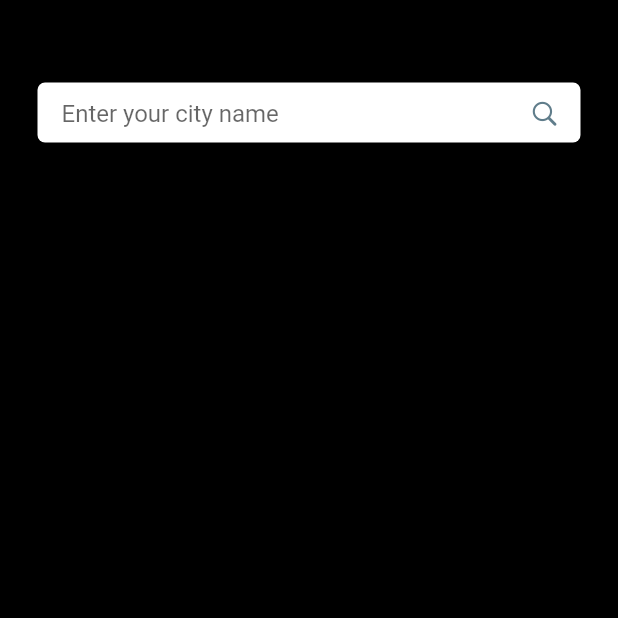
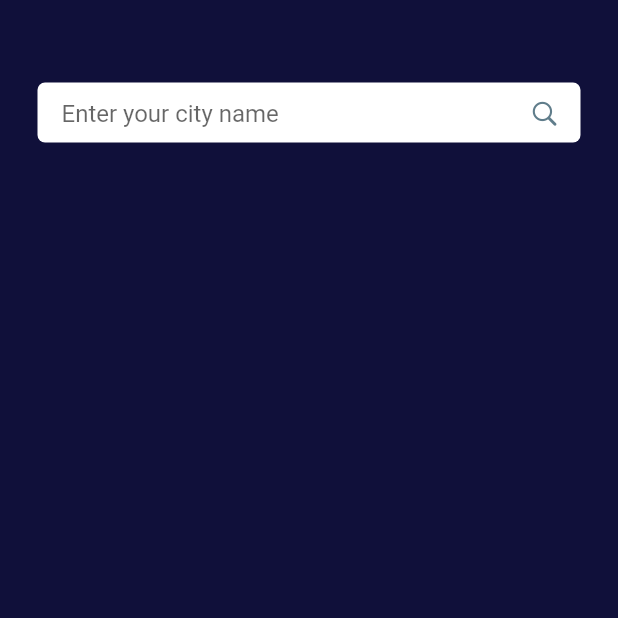
Before and after one commit to hohooio823/Weather, a Flutter app: the screen it shows after launch, on a phone screen of 412 x 824 dp, the top half of it. Run offline on Flutter 3.47's test engine with Material 2 defaults, Android fonts, the phone set to English and light mode, and no system bars; our stand-ins replace fluttertoast, shared_preferences.

Commit message:
Finished the styling

```diff
--- a/lib/Components/searchBar.dart
+++ b/lib/Components/searchBar.dart
@@ -23,10 +23,6 @@ class _SearchBarState extends State<SearchBar> {
           decoration: BoxDecoration(
             borderRadius: BorderRadius.circular(5),
             color: Colors.white,
-            boxShadow: [BoxShadow(
-              offset:Offset(0,10),
-              blurRadius: 50,
-            )]
               ),
               child:TextField(
                       textAlignVertical: TextAlignVertical.center,
--- a/lib/Components/weatherCard.dart
+++ b/lib/Components/weatherCard.dart
@@ -23,7 +23,7 @@ class _weatherCardState extends State<weatherCard> {
               borderRadius: BorderRadius.circular(20),
             ),
             child: Padding(
-              padding: EdgeInsets.fromLTRB(13,10,15,20),
+              padding: EdgeInsets.fromLTRB(0,10,0,20),
               child: Column(
                 mainAxisAlignment: MainAxisAlignment.spaceEvenly,
                 children: <Widget>[
--- a/lib/MyCustomForm.dart
+++ b/lib/MainPage.dart
@@ -7,11 +7,11 @@ import 'package:shared_preferences/shared_preferences.dart';
 
 List<String> cities=[];
 List<String> savedCities=[];
-class MyCustomForm extends StatefulWidget {
+class MainPage extends StatefulWidget {
   @override
-  _MyCustomFormState createState() => _MyCustomFormState();
+  _MainPageState createState() => _MainPageState();
 }
-class _MyCustomFormState extends State<MyCustomForm> {
+class _MainPageState extends State<MainPage> {
   Future<SharedPreferences> _prefs = SharedPreferences.getInstance();
   @override
   void initState(){
@@ -60,7 +60,7 @@ class _MyCustomFormState extends State<MyCustomForm> {
     return Scaffold(
       body: Container(
         decoration: BoxDecoration(
-          color: Colors.black,
+          color:Color(0xff10103a),
         ),
         child:Column(
             children: <Widget>[
@@ -75,7 +75,7 @@ class _MyCustomFormState extends State<MyCustomForm> {
                       builder: (context, AsyncSnapshot snapshot){
                         if (!snapshot.hasData) {
                           print(snapshot);
-                          return Text('There is an issue');
+                          return Text('');
                       } else {
                         return Padding(
                           padding: EdgeInsets.fromLTRB(0,9,0,9),
--- a/lib/main.dart
+++ b/lib/main.dart
@@ -1,5 +1,5 @@
 import 'package:flutter/material.dart';
-import 'MyCustomForm.dart';
+import 'MainPage.dart';
 void main() => runApp(MyApp());
 
 class MyApp extends StatelessWidget {
@@ -7,7 +7,7 @@ class MyApp extends StatelessWidget {
   Widget build(BuildContext context) {
     return MaterialApp(
       title: 'Retrieve Text Input',
-      home: MyCustomForm(),
+      home: MainPage(),
     );
   }
 }
```
